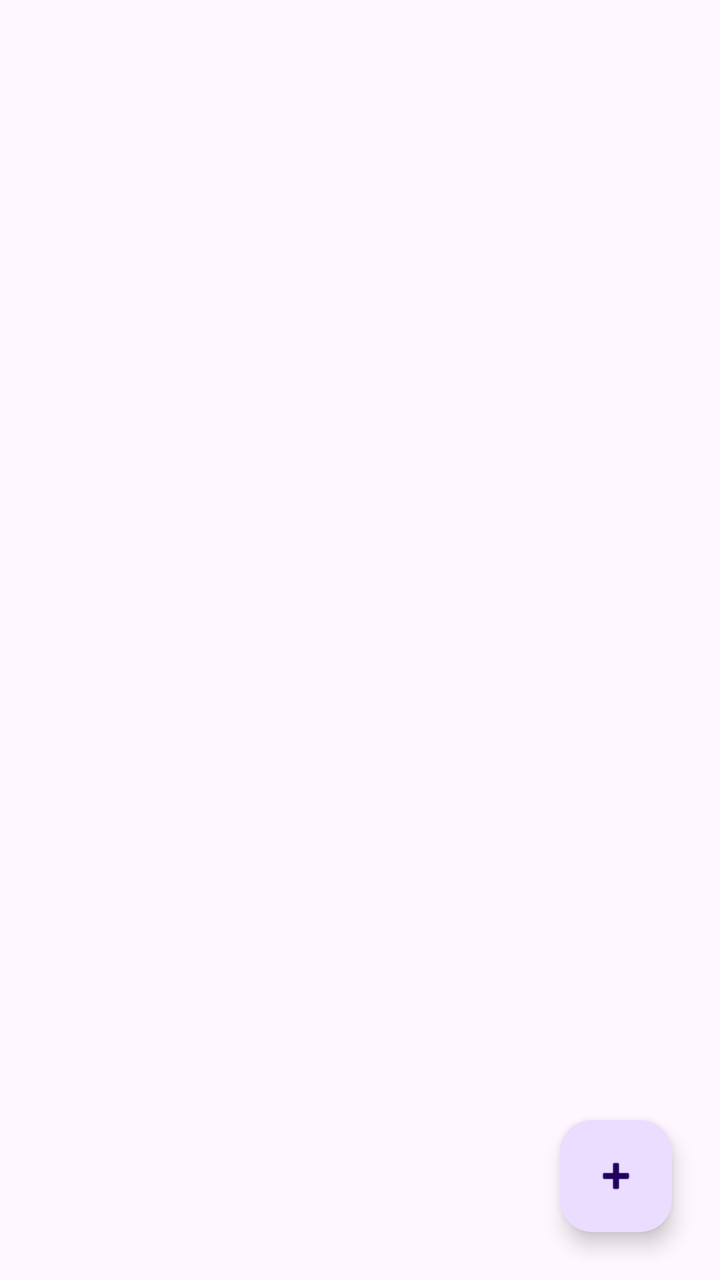
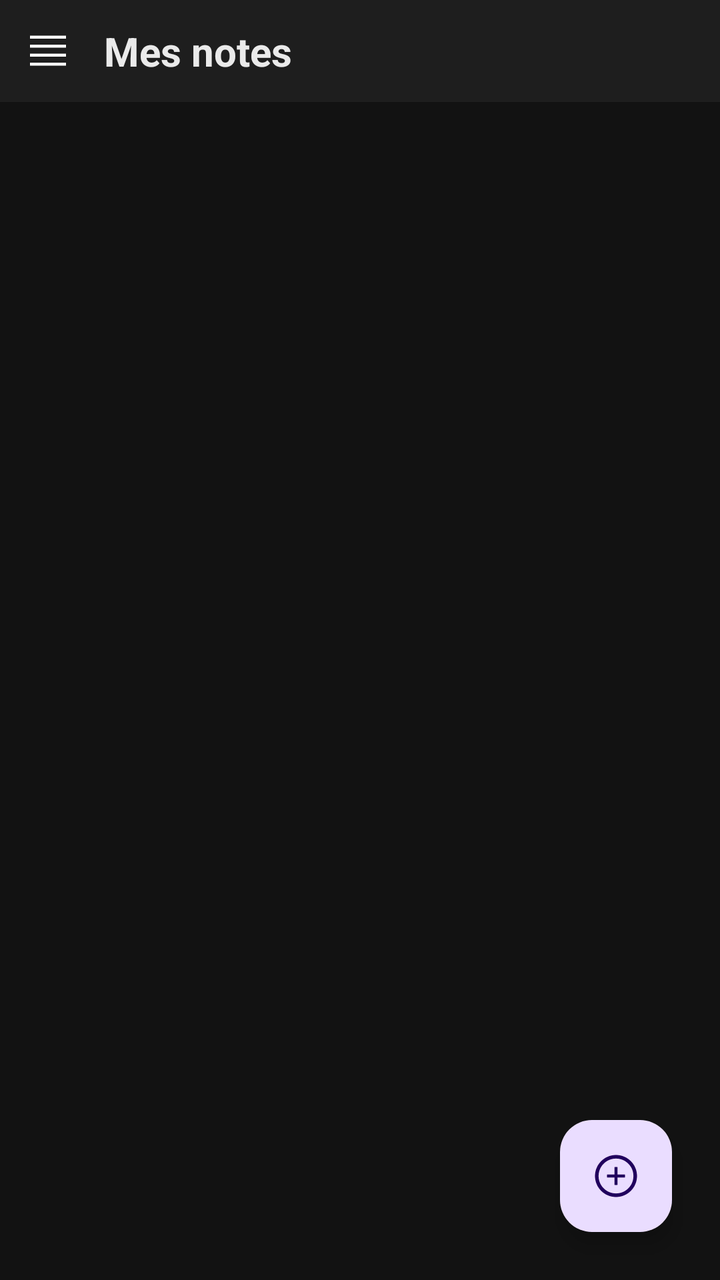

An Android layout rendered at two revisions. The XML below is the earlier revision; the diff shows what the commit changed to produce the second picture.
<!-- AndroidManifest.xml: application theme Theme.BlocNote -->
<!-- res/layout/activity_main.xml -->
<?xml version="1.0" encoding="utf-8"?>
<FrameLayout xmlns:android="http://schemas.android.com/apk/res/android"
    xmlns:app="http://schemas.android.com/apk/res-auto"
    android:layout_width="match_parent"
    android:layout_height="match_parent">

    <androidx.recyclerview.widget.RecyclerView
        android:id="@+id/recyclerNotes"
        android:layout_width="match_parent"
        android:layout_height="match_parent" />

    <com.google.android.material.floatingactionbutton.FloatingActionButton
        android:id="@+id/boutonAjouter"
        android:layout_width="wrap_content"
        android:layout_height="wrap_content"
        android:layout_gravity="bottom|end"
        android:layout_margin="24dp"
        android:src="@android:drawable/ic_input_add" />

</FrameLayout>
<!-- resources referenced by this layout -->
<resources>
  <style name="Theme.BlocNote" parent="Base.Theme.BlocNote" />
  <style name="Base.Theme.BlocNote" parent="Theme.Material3.DayNight.NoActionBar">
          
          
      </style>
</resources>

<!-- the commit's change to res/layout/activity_main.xml (unified diff, before → after) -->
@@ -1,20 +1,76 @@
 <?xml version="1.0" encoding="utf-8"?>
-<FrameLayout xmlns:android="http://schemas.android.com/apk/res/android"
+<androidx.drawerlayout.widget.DrawerLayout
+    xmlns:android="http://schemas.android.com/apk/res/android"
     xmlns:app="http://schemas.android.com/apk/res-auto"
+    android:id="@+id/drawerLayout"
     android:layout_width="match_parent"
-    android:layout_height="match_parent">
+    android:layout_height="match_parent"
+    android:fitsSystemWindows="true">
 
-    <androidx.recyclerview.widget.RecyclerView
-        android:id="@+id/recyclerNotes"
+    <LinearLayout
         android:layout_width="match_parent"
-        android:layout_height="match_parent" />
+        android:layout_height="match_parent"
+        android:orientation="vertical"
+        android:background="@color/fond_principal">
 
-    <com.google.android.material.floatingactionbutton.FloatingActionButton
-        android:id="@+id/boutonAjouter"
+        <LinearLayout
+            android:layout_width="match_parent"
+            android:layout_height="wrap_content"
+            android:orientation="horizontal"
+            android:gravity="center_vertical"
+            android:background="@color/fond_surface"
+            android:padding="12dp">
+
+            <ImageButton
+                android:id="@+id/boutonMenu"
+                android:layout_width="wrap_content"
+                android:layout_height="wrap_content"
+                android:src="@drawable/ic_menu"
+                android:background="@android:color/transparent"
+                android:contentDescription="Menu" />
+
+            <TextView
+                android:id="@+id/textTitreEcran"
+                android:layout_width="wrap_content"
+                android:layout_height="wrap_content"
+                android:text="Mes notes"
+                android:textSize="20sp"
+                android:textStyle="bold"
+                android:textColor="@color/texte_principal"
+                android:layout_marginStart="16dp" />
+
+        </LinearLayout>
+
+        <FrameLayout
+            android:layout_width="match_parent"
+            android:layout_height="match_parent">
+
+            <androidx.recyclerview.widget.RecyclerView
+                android:id="@+id/recyclerNotes"
+                android:layout_width="match_parent"
+                android:layout_height="match_parent" />
+
+            <com.google.android.material.floatingactionbutton.FloatingActionButton
+                android:id="@+id/boutonAjouter"
+                android:layout_width="wrap_content"
+                android:layout_height="wrap_content"
+                android:layout_gravity="bottom|end"
+                android:layout_margin="24dp"
+                android:background="@color/cardview_shadow_start_color"
+                android:src="@drawable/ic_plus" />
+
+        </FrameLayout>
+
+    </LinearLayout>
+
+    <com.google.android.material.navigation.NavigationView
+        android:id="@+id/navigationView"
         android:layout_width="wrap_content"
-        android:layout_height="wrap_content"
-        android:layout_gravity="bottom|end"
-        android:layout_margin="24dp"
-        android:src="@android:drawable/ic_input_add" />
+        android:layout_height="match_parent"
+        android:layout_gravity="start"
+        android:background="@color/fond_surface"
+        app:itemTextColor="@color/texte_principal"
+        app:itemIconTint="@color/texte_secondaire"
+        app:menu="@menu/drawer_menu" />
 
-</FrameLayout>
+</androidx.drawerlayout.widget.DrawerLayout>
<!-- resource entries referenced after the edit -->
@@ -1,9 +1,37 @@
 <!-- resources referenced by this layout -->
 <resources>
-  <style name="Theme.BlocNote" parent="Base.Theme.BlocNote" />
-  <style name="Base.Theme.BlocNote" parent="Theme.Material3.DayNight.NoActionBar">
-          
-          
+  <color name="fond_principal">#121212</color>
+  <color name="fond_surface">#1E1E1E</color>
+  <color name="texte_principal">#EAEAEA</color>
+  <color name="texte_secondaire">#9E9E9E</color>
+  <!-- drawable ic_menu (drawable) -->
+  <vector xmlns:android="http://schemas.android.com/apk/res/android"
+      android:width="24dp"
+      android:height="24dp"
+      android:viewportWidth="32"
+      android:viewportHeight="32">
+    <path
+        android:pathData="M4,6h24v2L4,8zM4,24h24v2L4,26zM4,12h24v2L4,14zM4,18h24v2L4,20z"
+        android:fillColor="@color/design_default_color_on_primary"/>
+  </vector>
+  <!-- drawable ic_plus (drawable) -->
+  <vector xmlns:android="http://schemas.android.com/apk/res/android"
+      android:width="75dp"
+      android:height="75dp"
+      android:viewportWidth="1024"
+      android:viewportHeight="1024">
+    <path
+        android:pathData="M696,480H544V328c0,-4.4 -3.6,-8 -8,-8h-48c-4.4,0 -8,3.6 -8,8v152H328c-4.4,0 -8,3.6 -8,8v48c0,4.4 3.6,8 8,8h152v152c0,4.4 3.6,8 8,8h48c4.4,0 8,-3.6 8,-8V544h152c4.4,0 8,-3.6 8,-8v-48c0,-4.4 -3.6,-8 -8,-8"
+        android:fillColor="@color/design_default_color_on_primary"/>
+    <path
+        android:pathData="M512,64C264.6,64 64,264.6 64,512s200.6,448 448,448s448,-200.6 448,-448S759.4,64 512,64m0,820c-205.4,0 -372,-166.6 -372,-372s166.6,-372 372,-372s372,166.6 372,372s-166.6,372 -372,372"
+        android:fillColor="@color/design_default_color_on_primary"/>
+  </vector>
+  <style name="Theme.BlocNote" parent="Theme.Material3.DayNight.NoActionBar">
+          <item name="colorPrimary">@color/accent</item>
+          <item name="android:windowBackground">@color/fond_principal</item>
+          <item name="android:statusBarColor">@color/fond_principal</item>
       </style>
+  <color name="accent">#8AB4F8</color>
 </resources>
 
